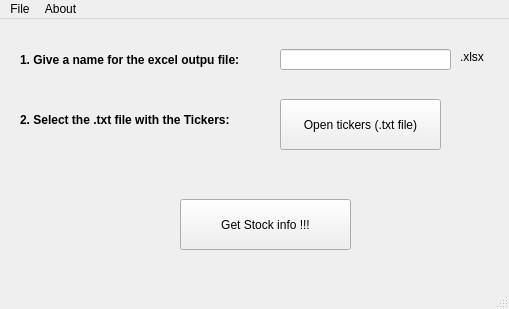
Qt form QtDesigner-files/StockMarket.ui (llencioni/python-stockmarket) before a commit.
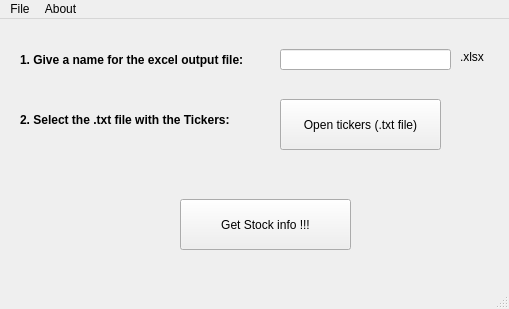
The same form after that commit.

```diff
--- a/QtDesigner-files/StockMarket.ui
+++ b/QtDesigner-files/StockMarket.ui
@@ -73,7 +73,7 @@
      </font>
     </property>
     <property name="text">
-     <string>1. Give a name for the excel outpu file: </string>
+     <string>1. Give a name for the excel output file: </string>
     </property>
    </widget>
    <widget class="QLabel" name="label">
```
